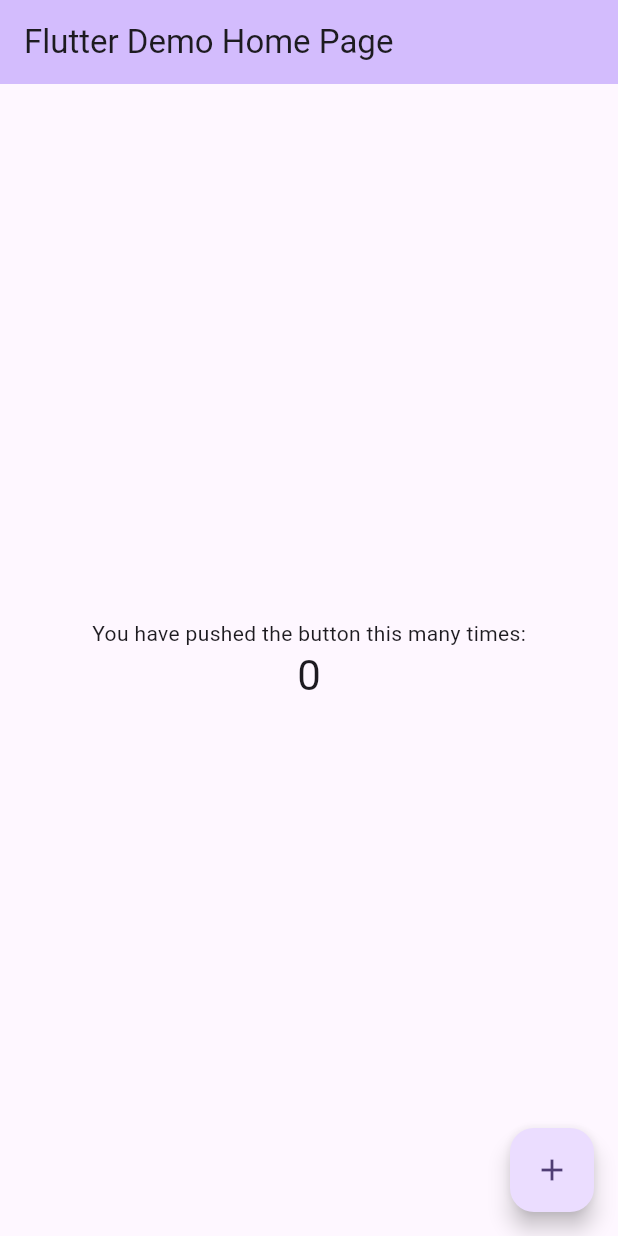
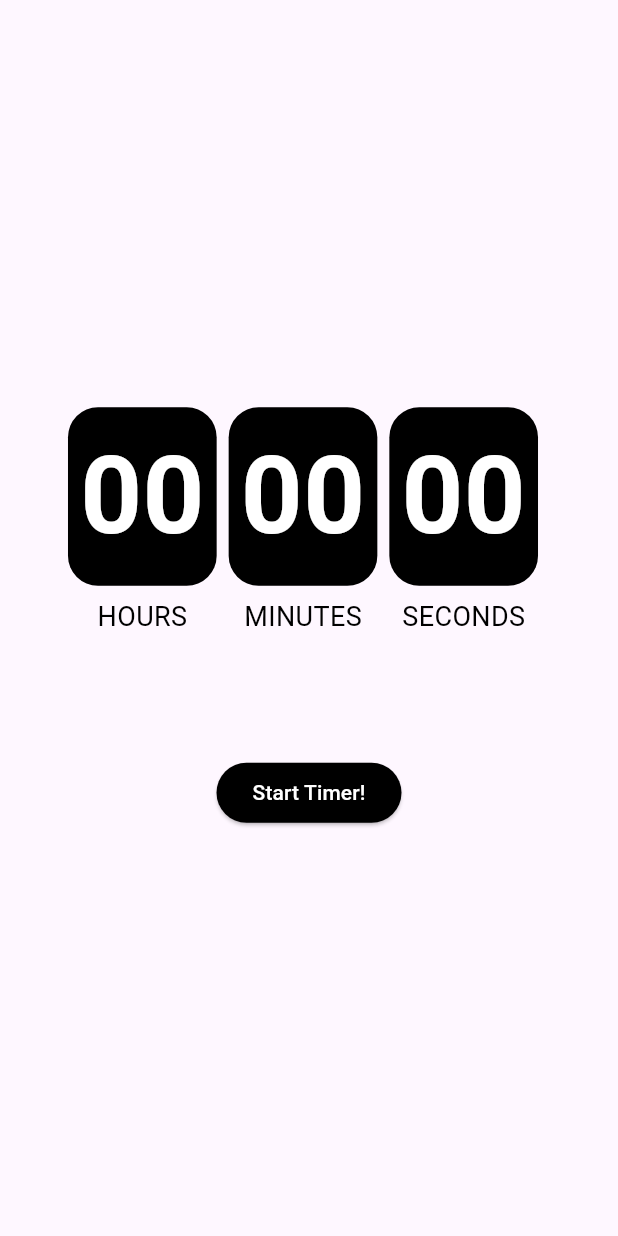
Before and after one commit to Jerald-Joyson/PRODIGY_AD_03, a Flutter app: the screen it shows after launch, on a phone screen of 412 x 824 dp. Run offline on Flutter 3.47's test engine with Material 3 defaults, Android fonts, the phone set to English and light mode, and no system bars.

Commit message:
timer is set

```diff
--- a/lib/main.dart
+++ b/lib/main.dart
@@ -1,4 +1,5 @@
 import 'package:flutter/material.dart';
+import 'package:myapp/page/countdown_page.dart';
 
 void main() {
   runApp(const MyApp());
@@ -12,114 +13,12 @@ class MyApp extends StatelessWidget {
   Widget build(BuildContext context) {
     return MaterialApp(
       title: 'Flutter Demo',
+      debugShowCheckedModeBanner: false,
       theme: ThemeData(
-        // This is the theme of your application.
-        //
-        // TRY THIS: Try running your application with "flutter run". You'll see
-        // the application has a purple toolbar. Then, without quitting the app,
-        // try changing the seedColor in the colorScheme below to Colors.green
-        // and then invoke "hot reload" (save your changes or press the "hot
-        // reload" button in a Flutter-supported IDE, or press "r" if you used
-        // the command line to start the app).
-        //
-        // Notice that the counter didn't reset back to zero; the application
-        // state is not lost during the reload. To reset the state, use hot
-        // restart instead.
-        //
-        // This works for code too, not just values: Most code changes can be
-        // tested with just a hot reload.
         colorScheme: ColorScheme.fromSeed(seedColor: Colors.deepPurple),
         useMaterial3: true,
       ),
-      home: const MyHomePage(title: 'Flutter Demo Home Page'),
+      home: const CountdownPage(),
     );
   }
 }
-
-class MyHomePage extends StatefulWidget {
-  const MyHomePage({super.key, required this.title});
-
-  // This widget is the home page of your application. It is stateful, meaning
-  // that it has a State object (defined below) that contains fields that affect
-  // how it looks.
-
-  // This class is the configuration for the state. It holds the values (in this
-  // case the title) provided by the parent (in this case the App widget) and
-  // used by the build method of the State. Fields in a Widget subclass are
-  // always marked "final".
-
-  final String title;
-
-  @override
-  State<MyHomePage> createState() => _MyHomePageState();
-}
-
-class _MyHomePageState extends State<MyHomePage> {
-  int _counter = 0;
-
-  void _incrementCounter() {
-    setState(() {
-      // This call to setState tells the Flutter framework that something has
-      // changed in this State, which causes it to rerun the build method below
-      // so that the display can reflect the updated values. If we changed
-      // _counter without calling setState(), then the build method would not be
-      // called again, and so nothing would appear to happen.
-      _counter++;
-    });
-  }
-
-  @override
-  Widget build(BuildContext context) {
-    // This method is rerun every time setState is called, for instance as done
-    // by the _incrementCounter method above.
-    //
-    // The Flutter framework has been optimized to make rerunning build methods
-    // fast, so that you can just rebuild anything that needs updating rather
-    // than having to individually change instances of widgets.
-    return Scaffold(
-      appBar: AppBar(
-        // TRY THIS: Try changing the color here to a specific color (to
-        // Colors.amber, perhaps?) and trigger a hot reload to see the AppBar
-        // change color while the other colors stay the same.
-        backgroundColor: Theme.of(context).colorScheme.inversePrimary,
-        // Here we take the value from the MyHomePage object that was created by
-        // the App.build method, and use it to set our appbar title.
-        title: Text(widget.title),
-      ),
-      body: Center(
-        // Center is a layout widget. It takes a single child and positions it
-        // in the middle of the parent.
-        child: Column(
-          // Column is also a layout widget. It takes a list of children and
-          // arranges them vertically. By default, it sizes itself to fit its
-          // children horizontally, and tries to be as tall as its parent.
-          //
-          // Column has various properties to control how it sizes itself and
-          // how it positions its children. Here we use mainAxisAlignment to
-          // center the children vertically; the main axis here is the vertical
-          // axis because Columns are vertical (the cross axis would be
-          // horizontal).
-          //
-          // TRY THIS: Invoke "debug painting" (choose the "Toggle Debug Paint"
-          // action in the IDE, or press "p" in the console), to see the
-          // wireframe for each widget.
-          mainAxisAlignment: MainAxisAlignment.center,
-          children: <Widget>[
-            const Text(
-              'You have pushed the button this many times:',
-            ),
-            Text(
-              '$_counter',
-              style: Theme.of(context).textTheme.headlineMedium,
-            ),
-          ],
-        ),
-      ),
-      floatingActionButton: FloatingActionButton(
-        onPressed: _incrementCounter,
-        tooltip: 'Increment',
-        child: const Icon(Icons.add),
-      ), // This trailing comma makes auto-formatting nicer for build methods.
-    );
-  }
-}
--- /dev/null
+++ b/lib/page/countdown_page.dart
@@ -0,0 +1,188 @@
+import 'dart:async';
+
+import 'package:flutter/material.dart';
+
+class CountdownPage extends StatefulWidget {
+  const CountdownPage({super.key});
+
+  @override
+  State<CountdownPage> createState() => _CountdownPageState();
+}
+
+class _CountdownPageState extends State<CountdownPage> {
+  static const countDownDuration = Duration(minutes: 10);
+  Duration duration = const Duration();
+  Timer? timer;
+
+  bool isCountDown = false;
+
+  @override
+  void initState() {
+    super.initState();
+
+    reset();
+  }
+
+  void reset() {
+    if (isCountDown) {
+      setState(() => duration = countDownDuration);
+    } else {
+      setState(() => duration = const Duration());
+    }
+  }
+
+  void addTime() {
+    final addSeconds = isCountDown ? -1 : 1;
+
+    setState(() {
+      final seconds = duration.inSeconds + addSeconds;
+
+      if (seconds < 0) {
+        timer?.cancel();
+      } else {
+        duration = Duration(seconds: seconds);
+      }
+    });
+  }
+
+  void toggleCountDown() {
+    setState(() {
+      isCountDown = !isCountDown;
+      final seconds = isCountDown ? duration.inSeconds : 0;
+      duration = Duration(seconds: seconds);
+    });
+  }
+
+  void startTimer({bool resets = true}) {
+    if (resets) {
+      reset();
+    }
+    timer = Timer.periodic(const Duration(seconds: 1), (_) => addTime());
+  }
+
+  void stopTimer({bool resets = true}) {
+    if (resets) {
+      reset();
+    }
+    setState(() {
+      timer?.cancel();
+    });
+  }
+
+  @override
+  void dispose() {
+    super.dispose();
+    timer?.cancel();
+  }
+
+  @override
+  Widget build(BuildContext context) {
+    return Scaffold(
+      body: Center(
+        child: Column(
+          mainAxisAlignment: MainAxisAlignment.center,
+          children: [
+            buildTime(),
+            const SizedBox(height: 80),
+            buildButtons(),
+          ],
+        ),
+      ),
+    );
+  }
+
+  Widget buildButtons() {
+    final isRunning = timer == null ? false : timer!.isActive;
+    final isCompleted = duration.inSeconds != 0;
+    return isRunning || isCompleted
+        ? Row(
+            mainAxisAlignment: MainAxisAlignment.center,
+            children: [
+              ButtonWidget(
+                  text: isRunning ? 'STOP' : 'RESUME',
+                  onClicked: () {
+                    if (isRunning) {
+                      stopTimer(resets: false);
+                    }else{
+                      startTimer(resets: false);
+                    }
+                  }),
+              const SizedBox(width: 8),
+              ButtonWidget(text: 'CANCEL', onClicked: stopTimer),
+            ],
+          )
+        : ButtonWidget(
+            text: 'Start Timer!',
+            color: Colors.white,
+            backgroundColor: Colors.black,
+            onClicked: () {
+              startTimer();
+            },
+          );
+  }
+
+  Widget buildTime() {
+    String twoDigits(int n) => n.toString().padLeft(2, '0');
+    final hours = twoDigits(duration.inHours);
+    final minutes = twoDigits(duration.inMinutes.remainder(60));
+    final seconds = twoDigits(duration.inSeconds.remainder(60));
+    return Row(
+      mainAxisAlignment: MainAxisAlignment.center,
+      children: [
+        buildTimeCard(time: hours, header: 'HOURS'),
+        const SizedBox(width: 8),
+        buildTimeCard(time: minutes, header: 'MINUTES'),
+        const SizedBox(width: 8),
+        buildTimeCard(time: seconds, header: 'SECONDS'),
+        const SizedBox(width: 8),
+      ],
+    );
+  }
+
+  ButtonWidget({
+    required String text,
+    Color color = Colors.white,
+    Color backgroundColor = Colors.black,
+    required Function() onClicked,
+  }) =>
+      ElevatedButton(
+        style: ElevatedButton.styleFrom(
+          foregroundColor: color,
+          backgroundColor: backgroundColor,
+        ),
+        onPressed: onClicked,
+        child: Text(text),
+      );
+}
+
+buildTimeCard({required String time, required String header}) => Column(
+      mainAxisAlignment: MainAxisAlignment.center,
+      children: [
+        Container(
+          decoration: BoxDecoration(
+            color: Colors.black,
+            borderRadius: BorderRadius.circular(20),
+          ),
+          padding: const EdgeInsets.all(8),
+          child: Text(
+            time,
+            style: const TextStyle(
+              fontSize: 72,
+              fontWeight: FontWeight.bold,
+              color: Colors.white,
+            ),
+          ),
+        ),
+        const SizedBox(
+          height: 8,
+        ),
+        Text(
+          header,
+          style: const TextStyle(
+            fontSize: 18,
+            fontWeight: FontWeight.w400,
+            color: Colors.black,
+          ),
+        ),
+      ],
+    );
```
Also changed, not shown: lib/widget/button_widget.dart (added), lib/widget/gradient_widget.dart (added).
